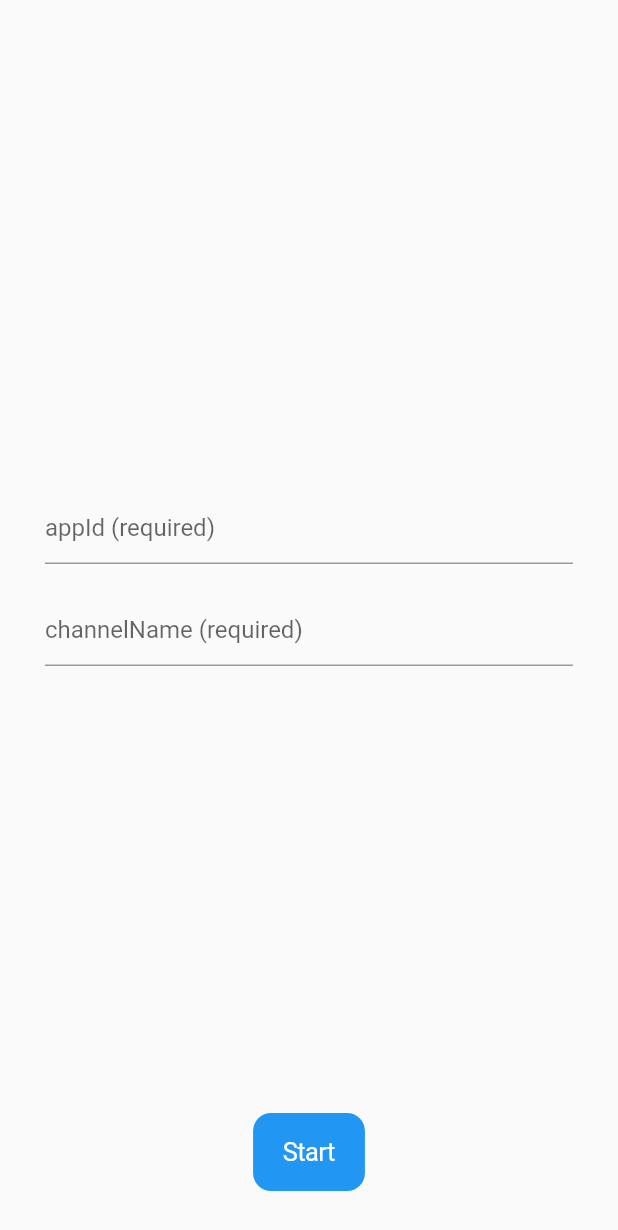
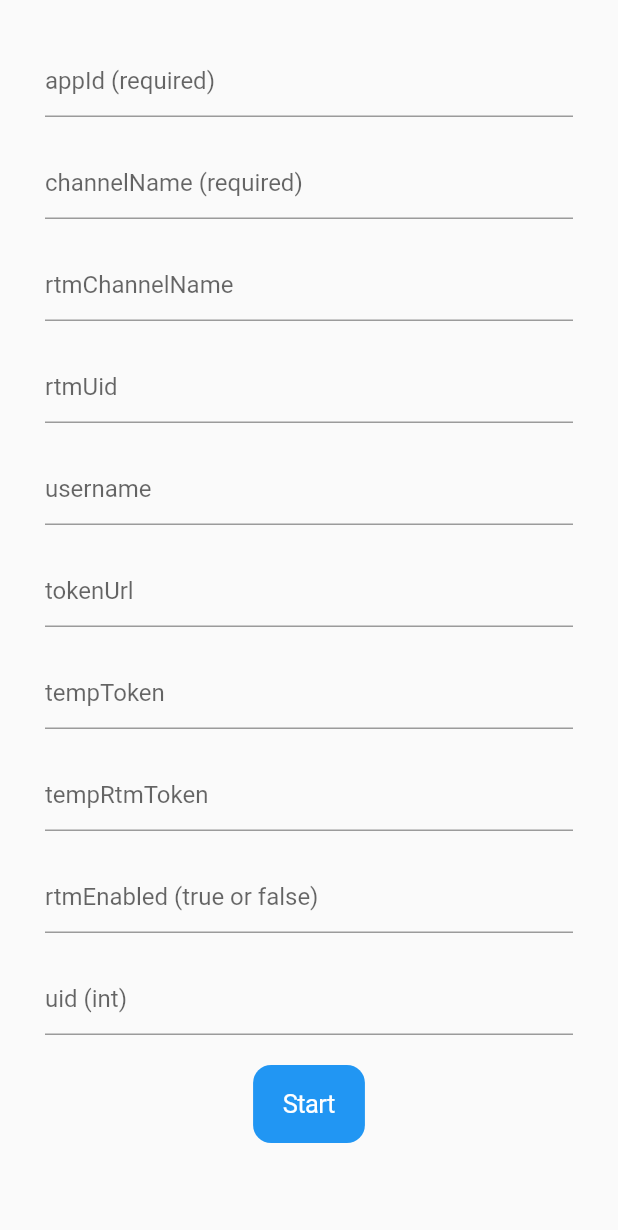
Before and after one commit to Khurshidddbek/agora_video_call, a Flutter app: the screen it shows after launch, on a phone screen of 412 x 824 dp. Shown: the top 1230 px of the screen. Run offline on Flutter 3.47's test engine with Material 2 defaults, Android fonts, the phone set to English and light mode, and no system bars; our stand-ins replace get; missing offline and left inert: agora_uikit.

Commit message:
added: Agora Connection Data inputter

```diff
--- a/lib/pages/conversation/conversation_controller.dart
+++ b/lib/pages/conversation/conversation_controller.dart
@@ -31,6 +31,15 @@ class ConversationController extends GetxController {
       agoraConnectionData: AgoraConnectionData(
         appId: homeController.appIdController.text,
         channelName: homeController.channelNameController.text,
+        rtmChannelName: homeController.rtmChannelNameController.text,
+        uid: int.parse(homeController.uidController.text),
+        rtmUid: homeController.rtmUidController.text,
+        username: homeController.usernameController.text,
+        tokenUrl: homeController.tokenUrlController.text,
+        tempToken: homeController.tempTokenController.text,
+        tempRtmToken: homeController.tempRtmTokenController.text,
+        rtmEnabled:
+            homeController.rtmEnabledController.text == "true" ? true : false,
       ),
     );
   }
--- a/lib/pages/home/home.dart
+++ b/lib/pages/home/home.dart
@@ -11,17 +11,34 @@ class HomePage extends StatelessWidget {
     return Scaffold(
       body: GetBuilder<HomeController>(
           init: HomeController(),
-          builder: (_) => Padding(
+          builder: (_) => SingleChildScrollView(
+                child: Padding(
                   padding: const EdgeInsets.all(30),
                   child: Column(
                     children: [
-                    const Spacer(),
                       _getAppId(_),
                       const SizedBox(height: 20),
                       _getChannelName(_),
-                    const Spacer(),
+                      const SizedBox(height: 20),
+                      _getRtmChannelName(_),
+                      const SizedBox(height: 20),
+                      _getRtmUid(_),
+                      const SizedBox(height: 20),
+                      _getusername(_),
+                      const SizedBox(height: 20),
+                      _getTokenUrl(_),
+                      const SizedBox(height: 20),
+                      _getTempToken(_),
+                      const SizedBox(height: 20),
+                      _getTempRtmToken(_),
+                      const SizedBox(height: 20),
+                      _getRtmEnabled(_),
+                      const SizedBox(height: 20),
+                      _getUid(_),
+                      const SizedBox(height: 20),
                       _getButton(_),
                     ],
+                  ),
                 ),
               )),
     );
@@ -42,6 +59,20 @@ class HomePage extends StatelessWidget {
         ),
       );
 
+  TextField _getRtmChannelName(HomeController _) => TextField(
+        controller: _.rtmChannelNameController,
+        decoration: const InputDecoration(
+          hintText: "rtmChannelName",
+        ),
+      );
+
+  TextField _getUid(HomeController _) => TextField(
+        controller: _.uidController,
+        decoration: const InputDecoration(
+          hintText: "uid (int)",
+        ),
+      );
+
   TextField _getAppId(HomeController _) {
     return TextField(
       controller: _.appIdController,
@@ -50,4 +81,46 @@ class HomePage extends StatelessWidget {
       ),
     );
   }
+
+  TextField _getRtmUid(HomeController _) => TextField(
+        controller: _.uidController,
+        decoration: const InputDecoration(
+          hintText: "rtmUid",
+        ),
+      );
+
+  TextField _getusername(HomeController _) => TextField(
+        controller: _.usernameController,
+        decoration: const InputDecoration(
+          hintText: "username",
+        ),
+      );
+
+  TextField _getTokenUrl(HomeController _) => TextField(
+        controller: _.tokenUrlController,
+        decoration: const InputDecoration(
+          hintText: "tokenUrl",
+        ),
+      );
+
+  TextField _getTempToken(HomeController _) => TextField(
+        controller: _.tempTokenController,
+        decoration: const InputDecoration(
+          hintText: "tempToken",
+        ),
+      );
+
+  TextField _getTempRtmToken(HomeController _) => TextField(
+        controller: _.tempRtmTokenController,
+        decoration: const InputDecoration(
+          hintText: "tempRtmToken",
+        ),
+      );
+
+  TextField _getRtmEnabled(HomeController _) => TextField(
+        controller: _.rtmEnabledController,
+        decoration: const InputDecoration(
+          hintText: "rtmEnabled (true or false)",
+        ),
+      );
 }
--- a/lib/pages/home/home_controller.dart
+++ b/lib/pages/home/home_controller.dart
@@ -6,6 +6,15 @@ import '../conversation/conversation.dart';
 class HomeController extends GetxController {
   var appIdController = TextEditingController();
   var channelNameController = TextEditingController();
+  var rtmChannelNameController = TextEditingController();
+  var uidController = TextEditingController();
+
+  var rtmUidController = TextEditingController();
+  var usernameController = TextEditingController();
+  var tokenUrlController = TextEditingController();
+  var tempTokenController = TextEditingController();
+  var tempRtmTokenController = TextEditingController();
+  var rtmEnabledController = TextEditingController();
 
   void navigateToConversationPage() {
     Get.to(() => const ConversationPage());
```
Lines whose indentation alone changed are shown as unchanged.
